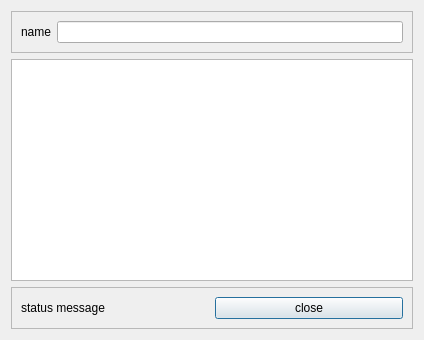
The window that src/portionadder.ui (codedraughtsman/OpenExercise-Nutrition) describes before a commit, drawn with Qt 5.
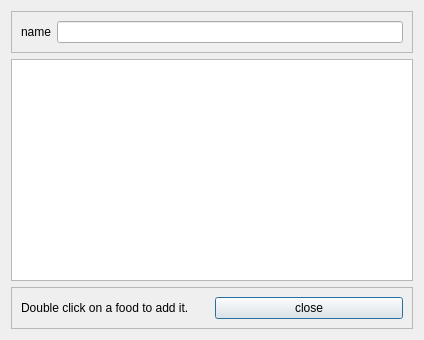
The same window after the commit.

Commit message: Fixed a bug with adding food using the addFoodDialog. when clicking on the kj/grams column it would use the kj/grams value as the name of the food. This has been fixed so that clicking on this column will use the food name.

Diff of the .ui file:
```diff
--- a/src/portionadder.ui
+++ b/src/portionadder.ui
@@ -57,7 +57,7 @@
       <item>
        <widget class="QLabel" name="statusMessageLabel">
         <property name="text">
-         <string>status message</string>
+         <string>Double click on a food to add it.</string>
         </property>
        </widget>
       </item>
```
The commit also changes 9 other files.
